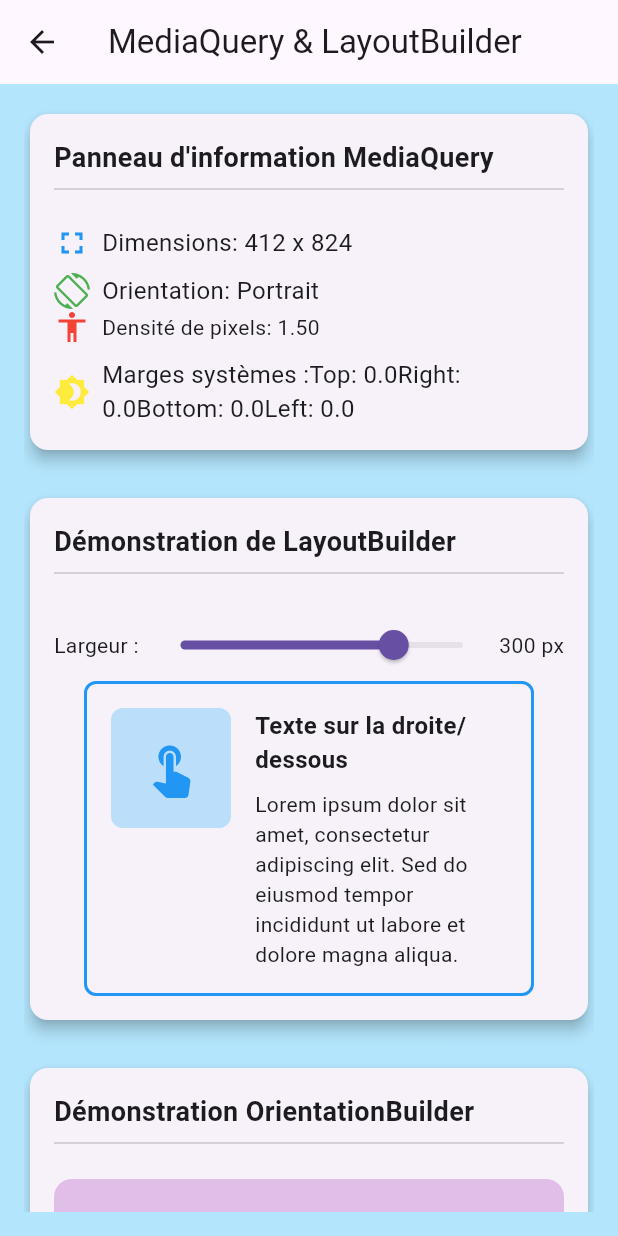
After one commit to VidarDev/flutter_widget_explorer, a Flutter app: the MediaQueryViewPage screen opened directly, on a phone screen of 412 x 824 dp. The commit adds this screen. Run offline on Flutter 3.47's test engine with Material 3 defaults, Android fonts, the phone set to English and light mode, and no system bars.

Commit message:
[🚀 - Feature] - MediaQuery

```diff
--- a/lib/main.dart
+++ b/lib/main.dart
@@ -15,6 +15,7 @@ import 'package:flutter_widget_explorer/views/scaffold_appbar.page.dart';
 import 'package:flutter_widget_explorer/views/scollviews_slivers.page.dart';
 import 'package:flutter_widget_explorer/views/search_bar.page.dart';
 import 'package:flutter_widget_explorer/views/stack_position.page.dart';
+import 'package:flutter_widget_explorer/views/media_query.page.dart';
 
 // At the top of your HomePage class
 final GlobalKey<ScaffoldState> _scaffoldKey = GlobalKey<ScaffoldState>();
@@ -325,7 +326,7 @@ class HomePage extends StatelessWidget {
                 Navigator.pop(context);
                 Navigator.push(
                   context,
-                  MaterialPageRoute(builder: (context) => Container()),
+                  MaterialPageRoute(builder: (context) => MediaQueryViewPage()),
                 );
               },
             ),
--- /dev/null
+++ b/lib/views/media_query.page.dart
@@ -0,0 +1,38 @@
+import 'package:flutter/material.dart';
+import './widget/mediaQuery/buildMediaQueryPanel.dart';
+import './widget/mediaQuery/buildLayoutBuilderDemo.dart';
+import './widget/mediaQuery/buildOrientationDemo.dart';
+
+class MediaQueryViewPage extends StatefulWidget {
+  const MediaQueryViewPage({super.key});
+
+  @override
+  State<MediaQueryViewPage> createState() => _MediaQueryViewPageState();
+}
+
+class _MediaQueryViewPageState extends State<MediaQueryViewPage> {
+  @override
+  Widget build(BuildContext context) {
+    return Scaffold(
+      appBar: AppBar(title: const Text('MediaQuery & LayoutBuilder')),
+      backgroundColor: Colors.lightBlue[100],
+      body: Padding(
+        padding: const EdgeInsets.all(16.0),
+        child: SingleChildScrollView(
+          child: Column(
+            crossAxisAlignment: CrossAxisAlignment.start,
+            children: [
+              BuildMediaQueryPanel(),
+              const SizedBox(height: 24),
+
+              BuildLayoutBuilderDemo(),
+              const SizedBox(height: 24),
+
+              OrientationBuilderDemo(),
+            ],
+          ),
+        ),
+      ),
+    );
+  }
+}
--- /dev/null
+++ b/lib/views/widget/mediaQuery/buildLayoutBuilderDemo.dart
@@ -0,0 +1,119 @@
+import 'package:flutter/material.dart';
+
+class BuildLayoutBuilderDemo extends StatefulWidget {
+  const BuildLayoutBuilderDemo({super.key});
+
+  @override
+  State<BuildLayoutBuilderDemo> createState() => _BuildLayoutBuilderDemoState();
+}
+
+class _BuildLayoutBuilderDemoState extends State<BuildLayoutBuilderDemo> {
+  double _containerWidth = 300;
+
+  @override
+  Widget build(BuildContext context) {
+    final mediaQuery = MediaQuery.of(context);
+    return Card(
+      elevation: 4,
+      child: Padding(
+        padding: const EdgeInsets.all(16.0),
+        child: Column(
+          crossAxisAlignment: CrossAxisAlignment.start,
+          children: [
+            Text(
+              'Démonstration de LayoutBuilder',
+              style: TextStyle(fontSize: 18, fontWeight: FontWeight.bold),
+            ),
+            const Divider(),
+            const SizedBox(height: 16),
+            Row(
+              children: [
+                const Text('Largeur : '),
+                Expanded(
+                  child: Slider(
+                    value: _containerWidth,
+                    min: 150,
+                    max: mediaQuery.size.width.toInt() - 64,
+                    divisions: 50,
+                    label: _containerWidth.toStringAsFixed(0),
+                    onChanged: (value) {
+                      setState(() {
+                        _containerWidth = value;
+                      });
+                    },
+                  ),
+                ),
+                Text('${_containerWidth.toInt()} px'),
+              ],
+            ),
+
+            Center(
+              child: Container(
+                width: _containerWidth,
+                decoration: BoxDecoration(
+                  border: Border.all(color: Colors.blue, width: 2),
+                  borderRadius: BorderRadius.circular(8),
+                ),
+                padding: const EdgeInsets.all(16),
+                child: LayoutBuilder(
+                  builder: (context, constraints) {
+                    if (constraints.maxWidth > 250) {
+                      return Row(
+                        crossAxisAlignment: CrossAxisAlignment.start,
+                        children: [
+                          _buildIcon(),
+                          const SizedBox(width: 16),
+                          Expanded(child: _buildText()),
+                        ],
+                      );
+                    } else {
+                      // Layout vertical (étroit)
+                      return Column(
+                        mainAxisSize: MainAxisSize.min,
+                        children: [
+                          _buildIcon(),
+                          const SizedBox(height: 16),
+                          _buildText(),
+                        ],
+                      );
+                    }
+                  },
+                ),
+              ),
+            ),
+          ],
+        ),
+      ),
+    );
+  }
+
+  Widget _buildIcon() {
+    return Container(
+      width: 80,
+      height: 80,
+      decoration: BoxDecoration(
+        color: Colors.blue.shade100,
+        borderRadius: BorderRadius.circular(8),
+      ),
+      child: const Icon(Icons.touch_app, size: 40, color: Colors.blue),
+    );
+  }
+
+  Widget _buildText() {
+    return const Column(
+      crossAxisAlignment: CrossAxisAlignment.start,
+      children: [
+        Text(
+          'Texte sur la droite/dessous',
+          style: TextStyle(fontSize: 16, fontWeight: FontWeight.bold),
+        ),
+        SizedBox(height: 8),
+        Text(
+          'Lorem ipsum dolor sit amet, consectetur adipiscing elit. '
+          'Sed do eiusmod tempor incididunt ut labore et dolore magna aliqua.',
+          style: TextStyle(fontSize: 14),
+        ),
+      ],
+    );
+  }
+}
--- /dev/null
+++ b/lib/views/widget/mediaQuery/buildMediaQueryPanel.dart
@@ -0,0 +1,83 @@
+import 'package:flutter/material.dart';
+
+class BuildMediaQueryPanel extends StatefulWidget {
+  const BuildMediaQueryPanel({super.key});
+
+  @override
+  State<BuildMediaQueryPanel> createState() => BuildMediaQueryPanelState();
+}
+
+class BuildMediaQueryPanelState extends State<BuildMediaQueryPanel> {
+  @override
+  Widget build(BuildContext context) {
+    final mediaQuery = MediaQuery.of(context);
+
+    return Card(
+      elevation: 4,
+      child: Padding(
+        padding: const EdgeInsets.all(16.0),
+        child: Column(
+          crossAxisAlignment: CrossAxisAlignment.start,
+          children: [
+            Text(
+              'Panneau d\'information MediaQuery',
+              style: TextStyle(fontSize: 18, fontWeight: FontWeight.bold),
+            ),
+            const Divider(),
+            const SizedBox(height: 16),
+
+            Row(
+              children: [
+                const Icon(Icons.fullscreen, color: Colors.blue),
+                const SizedBox(width: 8),
+                Text(
+                  'Dimensions: ${mediaQuery.size.width.toInt()} x ${mediaQuery.size.height.toInt()}',
+                  style: TextStyle(fontSize: 16),
+                ),
+              ],
+            ),
+            const SizedBox(height: 8),
+
+            Row(
+              children: [
+                const Icon(Icons.screen_rotation, color: Colors.green),
+                const SizedBox(width: 8),
+                Text(
+                  'Orientation: ${mediaQuery.orientation == Orientation.portrait ? 'Portrait' : 'Landscape'}',
+                  style: TextStyle(fontSize: 16),
+                ),
+              ],
+            ),
+
+            Row(
+              children: [
+                const Icon(Icons.accessibility, color: Colors.red),
+                const SizedBox(width: 8),
+                Text(
+                  'Densité de pixels: ${mediaQuery.devicePixelRatio.toStringAsFixed(2)}',
+                ),
+              ],
+            ),
+            const SizedBox(height: 8),
+            Row(
+              children: [
+                const Icon(Icons.brightness_4, color: Colors.yellow),
+                const SizedBox(width: 8),
+                Expanded(
+                  child: Text(
+                    'Marges systèmes :'
+                    'Top: ${mediaQuery.padding.top.toStringAsFixed(1)}'
+                    'Right: ${mediaQuery.padding.right.toStringAsFixed(1)}'
+                    'Bottom: ${mediaQuery.padding.bottom.toStringAsFixed(1)}'
+                    'Left: ${mediaQuery.padding.left.toStringAsFixed(1)}',
+                    style: TextStyle(fontSize: 16),
+                  ),
+                ),
+              ],
+            ),
+          ],
+        ),
+      ),
+    );
+  }
+}
--- /dev/null
+++ b/lib/views/widget/mediaQuery/buildOrientationDemo.dart
@@ -0,0 +1,89 @@
+import 'package:flutter/material.dart';
+
+class OrientationBuilderDemo extends StatefulWidget {
+  const OrientationBuilderDemo({super.key});
+
+  @override
+  State<OrientationBuilderDemo> createState() => _OrientationBuilderDemoState();
+}
+
+class _OrientationBuilderDemoState extends State<OrientationBuilderDemo> {
+  @override
+  Widget build(BuildContext context) {
+    return Card(
+      elevation: 4,
+      child: Padding(
+        padding: const EdgeInsets.all(16.0),
+        child: Column(
+          crossAxisAlignment: CrossAxisAlignment.start,
+          children: [
+            const Text(
+              'Démonstration OrientationBuilder',
+              style: TextStyle(fontSize: 18, fontWeight: FontWeight.bold),
+            ),
+            const Divider(),
+            const SizedBox(height: 16),
+
+            // OrientationBuilder pour s'adapter à l'orientation de l'écran
+            MediaQuery(
+              data: MediaQuery.of(context),
+              child: OrientationBuilder(
+                builder: (context, orientation) {
+                  return Container(
+                    width: double.infinity,
+                    padding: const EdgeInsets.all(24),
+                    decoration: BoxDecoration(
+                      color:
+                          MediaQuery.orientationOf(context) ==
+                                  Orientation.portrait
+                              ? Colors.purple.shade100
+                              : Colors.green.shade100,
+                      borderRadius: BorderRadius.circular(12),
+                    ),
+                    child: Center(
+                      child: Column(
+                        mainAxisSize: MainAxisSize.min,
+                        children: [
+                          // Icône différente selon l'orientation
+                          Icon(
+                            MediaQuery.orientationOf(context) ==
+                                    Orientation.portrait
+                                ? Icons.arrow_downward
+                                : Icons.arrow_forward,
+                            size: 48,
+                            color:
+                                MediaQuery.orientationOf(context) ==
+                                        Orientation.portrait
+                                    ? Colors.purple
+                                    : Colors.green,
+                          ),
+                          const SizedBox(height: 16),
+                          // Texte différent selon l'orientation
+                          Text(
+                            MediaQuery.orientationOf(context) ==
+                                    Orientation.portrait
+                                ? 'MODE PORTRAIT'
+                                : 'MODE PAYSAGE',
+                            style: TextStyle(
+                              fontSize: 24,
+                              fontWeight: FontWeight.bold,
+                              color:
+                                  MediaQuery.orientationOf(context) ==
+                                          Orientation.portrait
+                                      ? Colors.purple
+                                      : Colors.green,
+                            ),
+                          ),
+                        ],
+                      ),
+                    ),
+                  );
+                },
+              ),
+            ),
+          ],
+        ),
+      ),
+    );
+  }
+}
```
Also changed, not shown: 1 other file.
